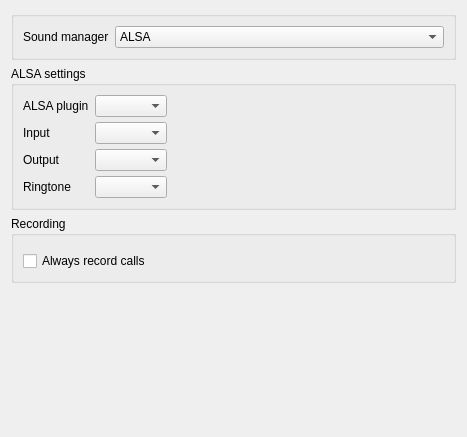
First picture: the form in src/conf/dlgaudiobase.ui, repository KDE/ring-kde, before the edit.
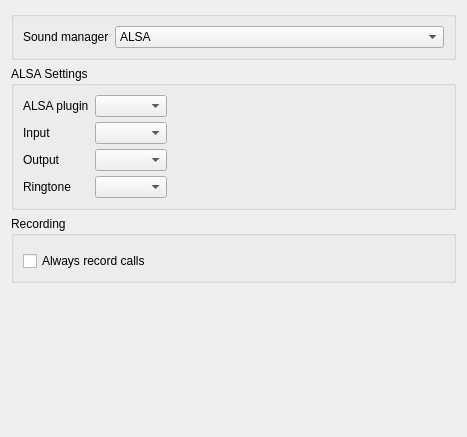
Second picture: the form after the edit. Custom widgets are drawn as their Qt base class.

```diff
--- a/src/conf/dlgaudiobase.ui
+++ b/src/conf/dlgaudiobase.ui
@@ -72,7 +72,7 @@
        <item>
         <widget class="QGroupBox" name="groupBox_alsa">
          <property name="title">
-          <string>ALSA settings</string>
+          <string>ALSA Settings</string>
          </property>
          <layout class="QFormLayout" name="formLayout_4">
           <property name="fieldGrowthPolicy">
```
Left out of the diff: 2 changed lines with no effect on the pictures.
